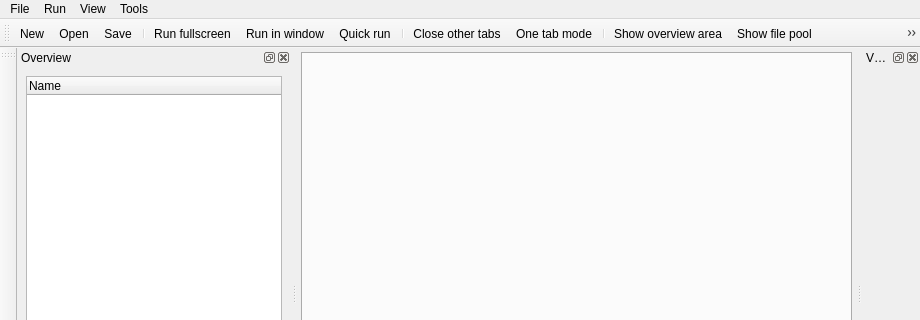
Old version of the form resources/ui/misc/main_window.ui in the repository open-cogsci/OpenSesame; both pictures show x 0 to 920 and y 0 to 320 of the 920 by 773 pixel window.
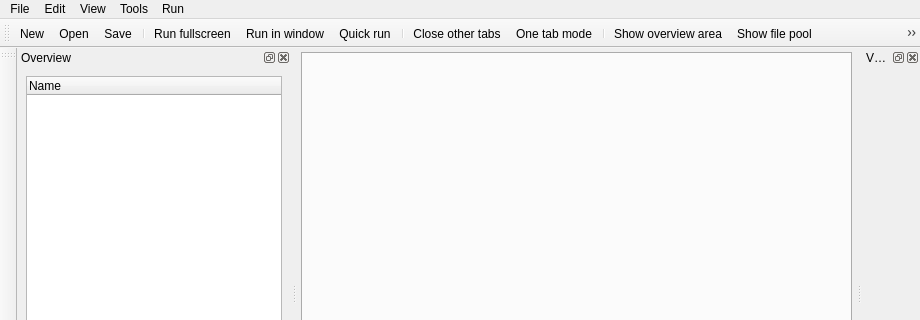
New version of the form. Icons and pictures are not drawn. Custom widgets are drawn as their Qt base class.

Commit message: Update undo_manager extension - Now implements redo and full-experiment changes - Add top-level Edit entry to menu

```diff
--- a/resources/ui/misc/main_window.ui
+++ b/resources/ui/misc/main_window.ui
@@ -58,7 +58,7 @@
      <x>0</x>
      <y>0</y>
      <width>920</width>
-     <height>21</height>
+     <height>31</height>
     </rect>
    </property>
    <widget class="QMenu" name="menu_file">
@@ -114,10 +114,16 @@
     </property>
     <addaction name="action_preferences"/>
    </widget>
+   <widget class="QMenu" name="menu_edit">
+    <property name="title">
+     <string>Edit</string>
+    </property>
+   </widget>
    <addaction name="menu_file"/>
-   <addaction name="menu_run"/>
+   <addaction name="menu_edit"/>
    <addaction name="menu_view"/>
    <addaction name="menu_tools"/>
+   <addaction name="menu_run"/>
   </widget>
   <widget class="QDockWidget" name="dock_overview">
    <property name="minimumSize">
```
The commit also changes 3 other files.
